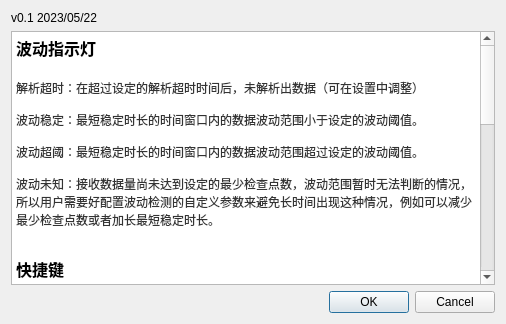
The window that document/help_doc.ui (m-RNA/TemperatureSelfCorrectionBasedOnQtSerial) describes before a commit, drawn with Qt 5.
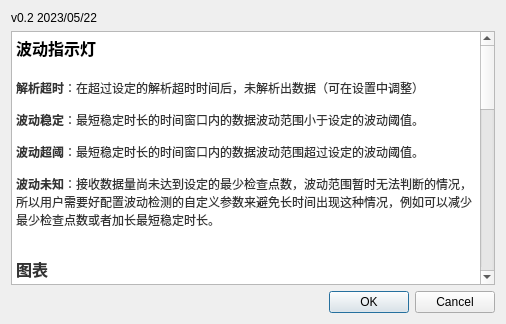
The same window after the commit.

Commit message: 修正：补充帮助文档

What changed in the file:
```diff
--- a/document/help_doc.ui
+++ b/document/help_doc.ui
@@ -17,7 +17,7 @@
    <item row="0" column="0">
     <widget class="QLabel" name="label">
      <property name="text">
-      <string>v0.1 2023/05/22</string>
+      <string>v0.2 2023/05/22</string>
      </property>
     </widget>
    </item>
@@ -40,13 +40,23 @@
 &lt;/style&gt;&lt;/head&gt;&lt;body style=&quot; font-family:'SimSun'; font-size:9pt; font-weight:400; font-style:normal;&quot;&gt;
 &lt;p style=&quot; margin-top:0px; margin-bottom:0px; margin-left:0px; margin-right:0px; -qt-block-indent:0; text-indent:0px;&quot;&gt;&lt;span style=&quot; font-size:12pt; font-weight:600;&quot;&gt;波动指示灯&lt;/span&gt;&lt;/p&gt;
 &lt;p style=&quot;-qt-paragraph-type:empty; margin-top:0px; margin-bottom:0px; margin-left:0px; margin-right:0px; -qt-block-indent:0; text-indent:0px; font-size:12pt; font-weight:600;&quot;&gt;&lt;br /&gt;&lt;/p&gt;
-&lt;p style=&quot; margin-top:0px; margin-bottom:0px; margin-left:0px; margin-right:0px; -qt-block-indent:0; text-indent:0px;&quot;&gt;&lt;span style=&quot; font-family:'Consolas','Courier New','monospace'; color:#333333;&quot;&gt;解析超时：在超过设定的解析超时时间后，未解析出数据（可在设置中调整）&lt;/span&gt;&lt;/p&gt;
+&lt;p style=&quot; margin-top:0px; margin-bottom:0px; margin-left:0px; margin-right:0px; -qt-block-indent:0; text-indent:0px;&quot;&gt;&lt;span style=&quot; font-family:'Consolas','Courier New','monospace'; font-weight:600; color:#333333;&quot;&gt;解析超时&lt;/span&gt;&lt;span style=&quot; font-family:'Consolas','Courier New','monospace'; color:#333333;&quot;&gt;：在超过设定的解析超时时间后，未解析出数据（可在设置中调整）&lt;/span&gt;&lt;/p&gt;
 &lt;p style=&quot;-qt-paragraph-type:empty; margin-top:0px; margin-bottom:0px; margin-left:0px; margin-right:0px; -qt-block-indent:0; text-indent:0px; font-family:'Consolas','Courier New','monospace'; color:#333333;&quot;&gt;&lt;br /&gt;&lt;/p&gt;
-&lt;p style=&quot; margin-top:0px; margin-bottom:0px; margin-left:0px; margin-right:0px; -qt-block-indent:0; text-indent:0px;&quot;&gt;&lt;span style=&quot; font-family:'Consolas','Courier New','monospace'; color:#333333;&quot;&gt;波动稳定：最短稳定时长的时间窗口内的数据波动范围小于设定的波动阈值。&lt;/span&gt;&lt;/p&gt;
+&lt;p style=&quot; margin-top:0px; margin-bottom:0px; margin-left:0px; margin-right:0px; -qt-block-indent:0; text-indent:0px;&quot;&gt;&lt;span style=&quot; font-family:'Consolas','Courier New','monospace'; font-weight:600; color:#333333;&quot;&gt;波动稳定&lt;/span&gt;&lt;span style=&quot; font-family:'Consolas','Courier New','monospace'; color:#333333;&quot;&gt;：最短稳定时长的时间窗口内的数据波动范围小于设定的波动阈值。&lt;/span&gt;&lt;/p&gt;
 &lt;p style=&quot;-qt-paragraph-type:empty; margin-top:0px; margin-bottom:0px; margin-left:0px; margin-right:0px; -qt-block-indent:0; text-indent:0px; font-family:'Consolas','Courier New','monospace'; color:#333333;&quot;&gt;&lt;br /&gt;&lt;/p&gt;
-&lt;p style=&quot; margin-top:0px; margin-bottom:0px; margin-left:0px; margin-right:0px; -qt-block-indent:0; text-indent:0px;&quot;&gt;&lt;span style=&quot; font-family:'Consolas','Courier New','monospace'; color:#333333;&quot;&gt;波动超阈：最短稳定时长的时间窗口内的数据波动范围超过设定的波动阈值。&lt;/span&gt;&lt;/p&gt;
+&lt;p style=&quot; margin-top:0px; margin-bottom:0px; margin-left:0px; margin-right:0px; -qt-block-indent:0; text-indent:0px;&quot;&gt;&lt;span style=&quot; font-family:'Consolas','Courier New','monospace'; font-weight:600; color:#333333;&quot;&gt;波动超阈&lt;/span&gt;&lt;span style=&quot; font-family:'Consolas','Courier New','monospace'; color:#333333;&quot;&gt;：最短稳定时长的时间窗口内的数据波动范围超过设定的波动阈值。&lt;/span&gt;&lt;/p&gt;
 &lt;p style=&quot;-qt-paragraph-type:empty; margin-top:0px; margin-bottom:0px; margin-left:0px; margin-right:0px; -qt-block-indent:0; text-indent:0px; font-family:'Consolas','Courier New','monospace'; color:#333333;&quot;&gt;&lt;br /&gt;&lt;/p&gt;
-&lt;p style=&quot; margin-top:0px; margin-bottom:0px; margin-left:0px; margin-right:0px; -qt-block-indent:0; text-indent:0px;&quot;&gt;&lt;span style=&quot; font-family:'Consolas','Courier New','monospace'; color:#333333;&quot;&gt;波动未知：接收数据量尚未达到设定的最少检查点数，波动范围暂时无法判断的情况，所以用户需要好配置波动检测的自定义参数来避免长时间出现这种情况，例如可以减少最少检查点数或者加长最短稳定时长。&lt;/span&gt;&lt;/p&gt;
+&lt;p style=&quot; margin-top:0px; margin-bottom:0px; margin-left:0px; margin-right:0px; -qt-block-indent:0; text-indent:0px;&quot;&gt;&lt;span style=&quot; font-family:'Consolas','Courier New','monospace'; font-weight:600; color:#333333;&quot;&gt;波动未知&lt;/span&gt;&lt;span style=&quot; font-family:'Consolas','Courier New','monospace'; color:#333333;&quot;&gt;：接收数据量尚未达到设定的最少检查点数，波动范围暂时无法判断的情况，所以用户需要好配置波动检测的自定义参数来避免长时间出现这种情况，例如可以减少最少检查点数或者加长最短稳定时长。&lt;/span&gt;&lt;/p&gt;
+&lt;p style=&quot;-qt-paragraph-type:empty; margin-top:0px; margin-bottom:0px; margin-left:0px; margin-right:0px; -qt-block-indent:0; text-indent:0px; font-family:'Consolas','Courier New','monospace'; color:#333333;&quot;&gt;&lt;br /&gt;&lt;/p&gt;
+&lt;p style=&quot;-qt-paragraph-type:empty; margin-top:0px; margin-bottom:0px; margin-left:0px; margin-right:0px; -qt-block-indent:0; text-indent:0px; font-family:'Consolas','Courier New','monospace'; color:#333333;&quot;&gt;&lt;br /&gt;&lt;/p&gt;
+&lt;p style=&quot; margin-top:0px; margin-bottom:0px; margin-left:0px; margin-right:0px; -qt-block-indent:0; text-indent:0px;&quot;&gt;&lt;span style=&quot; font-family:'Consolas','Courier New','monospace'; font-size:12pt; font-weight:600; color:#333333;&quot;&gt;图表&lt;/span&gt;&lt;/p&gt;
+&lt;p style=&quot;-qt-paragraph-type:empty; margin-top:0px; margin-bottom:0px; margin-left:0px; margin-right:0px; -qt-block-indent:0; text-indent:0px; font-family:'Consolas','Courier New','monospace'; font-size:12pt; font-weight:600; color:#333333;&quot;&gt;&lt;br /&gt;&lt;/p&gt;
+&lt;p style=&quot; margin-top:0px; margin-bottom:0px; margin-left:0px; margin-right:0px; -qt-block-indent:0; text-indent:0px;&quot;&gt;&lt;span style=&quot; font-family:'Consolas','Courier New','monospace'; color:#333333;&quot;&gt;双击&lt;/span&gt;&lt;span style=&quot; font-family:'Consolas','Courier New','monospace'; font-weight:600; color:#333333;&quot;&gt;坐标轴&lt;/span&gt;&lt;span style=&quot; font-family:'Consolas','Courier New','monospace'; color:#333333;&quot;&gt;可以修改范围&lt;/span&gt;&lt;/p&gt;
+&lt;p style=&quot; margin-top:0px; margin-bottom:0px; margin-left:0px; margin-right:0px; -qt-block-indent:0; text-indent:0px;&quot;&gt;&lt;span style=&quot; font-family:'Consolas','Courier New','monospace'; color:#333333;&quot;&gt;双击&lt;/span&gt;&lt;span style=&quot; font-family:'Consolas','Courier New','monospace'; font-weight:600; color:#333333;&quot;&gt;坐标轴名称&lt;/span&gt;&lt;span style=&quot; font-family:'Consolas','Courier New','monospace'; color:#333333;&quot;&gt;可以修改命名&lt;/span&gt;&lt;/p&gt;
+&lt;p style=&quot; margin-top:0px; margin-bottom:0px; margin-left:0px; margin-right:0px; -qt-block-indent:0; text-indent:0px;&quot;&gt;&lt;span style=&quot; font-family:'Consolas','Courier New','monospace'; color:#333333;&quot;&gt;双击&lt;/span&gt;&lt;span style=&quot; font-family:'Consolas','Courier New','monospace'; font-weight:600; color:#333333;&quot;&gt;图例&lt;/span&gt;&lt;span style=&quot; font-family:'Consolas','Courier New','monospace'; color:#333333;&quot;&gt;可以修改图例名称&lt;/span&gt;&lt;/p&gt;
+&lt;p style=&quot; margin-top:0px; margin-bottom:0px; margin-left:0px; margin-right:0px; -qt-block-indent:0; text-indent:0px;&quot;&gt;&lt;span style=&quot; font-family:'Consolas','Courier New','monospace'; color:#333333;&quot;&gt;右键可以隐藏曲线、清空曲线、暂停绘制、关闭Y轴自动缩放等&lt;/span&gt;&lt;/p&gt;
+&lt;p style=&quot;-qt-paragraph-type:empty; margin-top:0px; margin-bottom:0px; margin-left:0px; margin-right:0px; -qt-block-indent:0; text-indent:0px; font-family:'Consolas','Courier New','monospace'; color:#333333;&quot;&gt;&lt;br /&gt;&lt;/p&gt;
+&lt;p style=&quot; margin-top:0px; margin-bottom:0px; margin-left:0px; margin-right:0px; -qt-block-indent:0; text-indent:0px;&quot;&gt;&lt;span style=&quot; font-family:'Consolas','Courier New','monospace'; color:#333333;&quot;&gt;选中一定单元格可以复制、剪切、粘贴、删除（支持快捷键)&lt;/span&gt;&lt;/p&gt;
 &lt;p style=&quot;-qt-paragraph-type:empty; margin-top:0px; margin-bottom:0px; margin-left:0px; margin-right:0px; -qt-block-indent:0; text-indent:0px; font-family:'Consolas','Courier New','monospace'; color:#333333;&quot;&gt;&lt;br /&gt;&lt;/p&gt;
 &lt;p style=&quot;-qt-paragraph-type:empty; margin-top:0px; margin-bottom:0px; margin-left:0px; margin-right:0px; -qt-block-indent:0; text-indent:0px; font-family:'Consolas','Courier New','monospace'; color:#333333;&quot;&gt;&lt;br /&gt;&lt;/p&gt;
 &lt;p style=&quot; margin-top:0px; margin-bottom:0px; margin-left:0px; margin-right:0px; -qt-block-indent:0; text-indent:0px;&quot;&gt;&lt;span style=&quot; font-size:12pt; font-weight:600;&quot;&gt;快捷键&lt;/span&gt;&lt;/p&gt;
```
